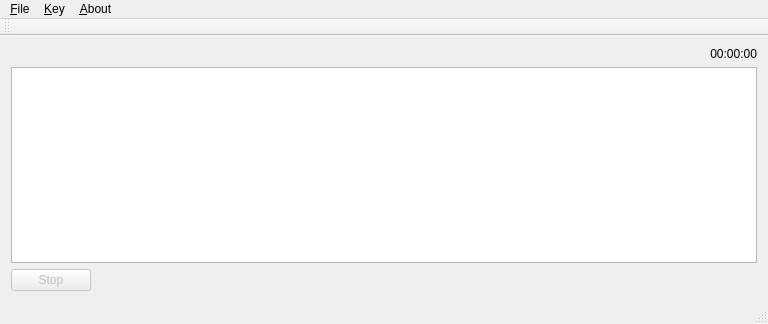
Above: mainwindow.ui from qmick/OneTimeEncryptor before the change. Below: the same form after it.
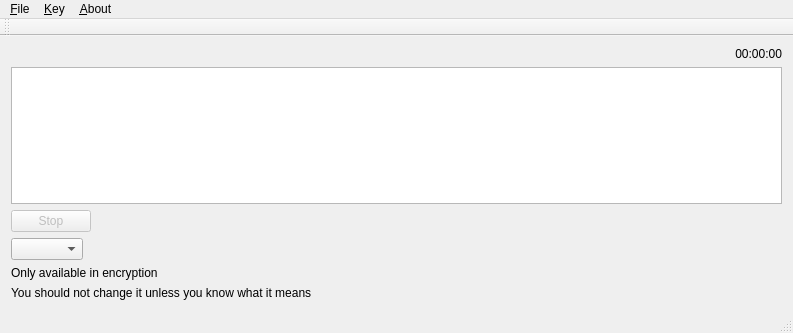
That is the form after the change.

Commit message: Add more cipher support

What changed in the file:
```diff
--- a/mainwindow.ui
+++ b/mainwindow.ui
@@ -6,8 +6,8 @@
    <rect>
     <x>0</x>
     <y>0</y>
-    <width>768</width>
-    <height>324</height>
+    <width>793</width>
+    <height>333</height>
    </rect>
   </property>
   <property name="windowTitle">
@@ -15,7 +15,34 @@
   </property>
   <widget class="QWidget" name="centralWidget">
    <layout class="QFormLayout" name="formLayout">
-    <item row="0" column="1">
+    <item row="1" column="0" colspan="2">
+     <widget class="QTableView" name="tableView"/>
+    </item>
+    <item row="3" column="0">
+     <widget class="QComboBox" name="comboBox">
+      <property name="sizePolicy">
+       <sizepolicy hsizetype="Fixed" vsizetype="Fixed">
+        <horstretch>0</horstretch>
+        <verstretch>0</verstretch>
+       </sizepolicy>
+      </property>
+     </widget>
+    </item>
+    <item row="4" column="0">
+     <widget class="QLabel" name="tip_label">
+      <property name="text">
+       <string>Only available in encryption</string>
+      </property>
+     </widget>
+    </item>
+    <item row="5" column="0">
+     <widget class="QLabel" name="cipher_label">
+      <property name="text">
+       <string>You should not change it unless you know what it means</string>
+      </property>
+     </widget>
+    </item>
+    <item row="0" column="0" colspan="2">
      <widget class="QLabel" name="time_label">
       <property name="layoutDirection">
        <enum>Qt::LeftToRight</enum>
@@ -28,9 +55,6 @@
       </property>
      </widget>
     </item>
-    <item row="1" column="0" colspan="2">
-     <widget class="QTableView" name="tableView"/>
-    </item>
     <item row="2" column="0">
      <widget class="QPushButton" name="stop_button">
       <property name="enabled">
@@ -43,7 +67,7 @@
        </sizepolicy>
       </property>
       <property name="layoutDirection">
-       <enum>Qt::LeftToRight</enum>
+       <enum>Qt::RightToLeft</enum>
       </property>
       <property name="text">
        <string>Stop</string>
@@ -57,7 +81,7 @@
     <rect>
      <x>0</x>
      <y>0</y>
-     <width>768</width>
+     <width>793</width>
      <height>22</height>
     </rect>
    </property>
```
The commit also changes 4 other files.
